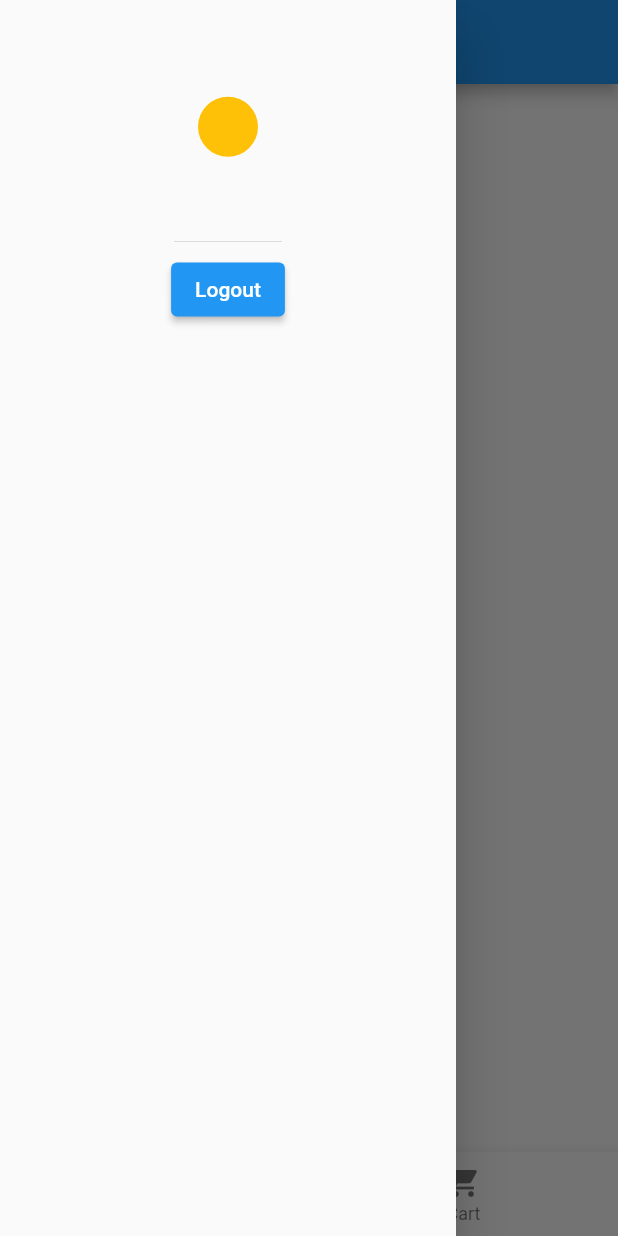
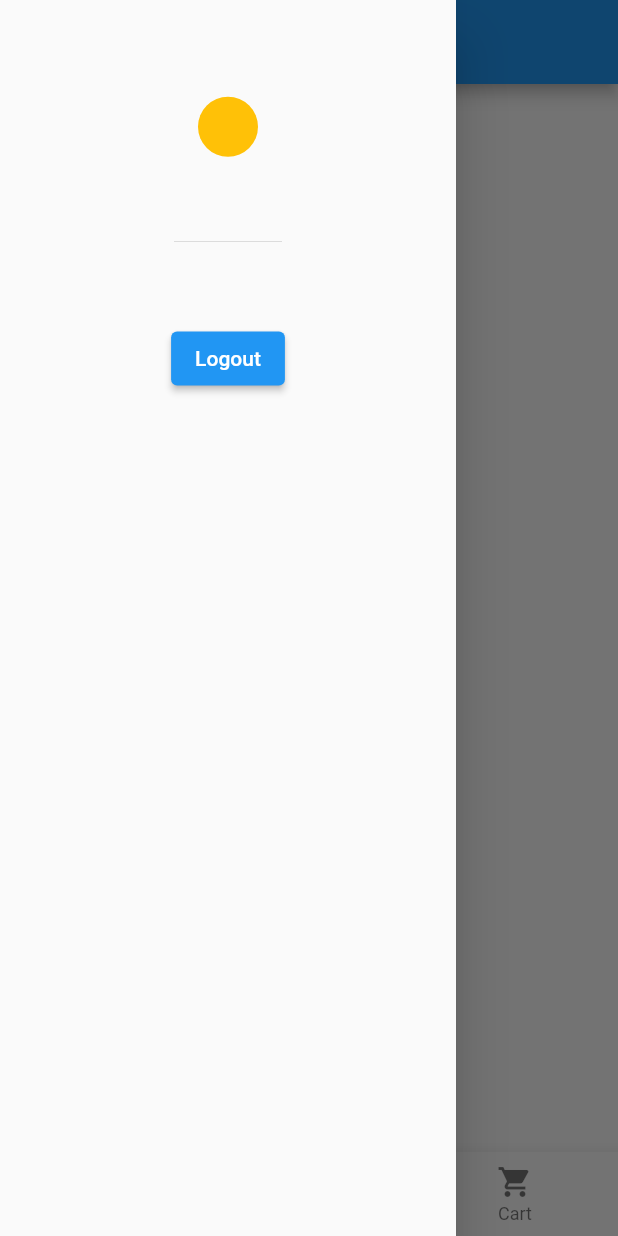
Before and after one commit to eslamfawzy203/yalla_assignment, a Flutter app: the HomeBase screen opened directly, with the side drawer open, on a phone screen of 412 x 824 dp. Run offline on Flutter 3.47's test engine with Material 2 defaults, Android fonts, the phone set to English and light mode, and no system bars; our stand-ins replace shared_preferences; missing offline and left inert: fl_country_code_picker; accounts and stored records are empty; network calls fail.

Commit message:
Adding one more screen in the bottom navigation bar.

```diff
--- a/lib/Screens/home_base.dart
+++ b/lib/Screens/home_base.dart
@@ -2,9 +2,7 @@ import 'package:flutter/material.dart';
 import 'package:yalla_assignment/Screens/screen1.dart';
 import 'package:yalla_assignment/Screens/screen2.dart';
 import 'package:yalla_assignment/Widgets/customized_drawer.dart';
-
-
-
+import 'package:yalla_assignment/Screens/grid_view.dart';
 
 class HomeBase extends StatefulWidget {
   const HomeBase({super.key});
@@ -15,16 +13,20 @@ class HomeBase extends StatefulWidget {
 
 class _HomeBaseState extends State<HomeBase> {
   int _selectedIndex = 0;
-  List screens = [const ScreenOne(), const ScreenTwo()];
+  List screens = [const ScreenOne(), const MyGridView(), const ScreenTwo()];
   @override
   Widget build(BuildContext context) {
-    return Scaffold(drawer: const CustomizedDrawer(),
+    return Scaffold(
+        drawer: const CustomizedDrawer(),
         appBar: AppBar(title: const Text('Hello From here')),
         body: screens[_selectedIndex],
         bottomNavigationBar: BottomNavigationBar(
           items: const [
             BottomNavigationBarItem(icon: Icon(Icons.home), label: 'Home'),
-        BottomNavigationBarItem(icon: Icon(Icons.shopping_cart), label: 'Cart')
+            BottomNavigationBarItem(
+                icon: Icon(Icons.restaurant_menu_rounded), label: 'Menu'),
+            BottomNavigationBarItem(
+                icon: Icon(Icons.shopping_cart), label: 'Cart')
           ],
           currentIndex: _selectedIndex,
           onTap: (value) {
--- a/lib/Widgets/customized_drawer.dart
+++ b/lib/Widgets/customized_drawer.dart
@@ -1,22 +1,53 @@
 import 'package:flutter/material.dart';
+// import 'package:yalla_assignment/Screens/login_screen.dart';
 import 'package:yalla_assignment/Screens/screen1.dart';
+// import 'package:shared_preferences/shared_preferences.dart';
+// import 'package:yalla_assignment/Screens/test.dart';
 
-class CustomizedDrawer extends StatelessWidget {
+// String? _password;
+
+class CustomizedDrawer extends StatefulWidget {
   const CustomizedDrawer({super.key});
+
+  @override
+  State<CustomizedDrawer> createState() => _CustomizedDrawerState();
+}
+
+class _CustomizedDrawerState extends State<CustomizedDrawer> {
+
+  // getPassword() async {
+  //   SharedPreferences prefs = await SharedPreferences.getInstance();
+  //   prefs.getString("userPassword");
+  //   setState(() {
+  //      _password = prefs.getString("userPassword")!;
+  //   });
+
+  //  // debugPrint(_password);
+  // }
 
   @override
   Widget build(BuildContext context) {
     return Drawer(
         child: Column(
-      children:  [
+      children: [
         const DrawerHeader(
+            decoration: BoxDecoration(),
             child: CircleAvatar(
-          backgroundColor: Colors.amber,
-        )),
-      ElevatedButton(onPressed: (){
-Navigator.of(context).pushAndRemoveUntil(MaterialPageRoute(builder: (context) => const ScreenOne()),
- (route) => false);
-      }, child: const Text('Logout'))],
+              backgroundColor: Colors.amber,
+            )),
+        const SizedBox(height: 15),
+        const Text(''),
+        const SizedBox(height: 15),
+        ElevatedButton(
+            onPressed: () {
+              Navigator.of(context).pushAndRemoveUntil(
+                  MaterialPageRoute(builder: (context) => const ScreenOne()),
+                  (route) => false);
+            //  getPassword();
+
+            },
+            child: const Text('Logout'))
+      ],
     ));
   }
 }
--- a/lib/main.dart
+++ b/lib/main.dart
@@ -1,5 +1,6 @@
 import 'package:flutter/material.dart';
 import 'package:yalla_assignment/app.dart';
+
 void main() {
   runApp(const MyApp());
 }
```
Also changed, not shown: lib/Screens/grid_view.dart (added, +22 -0 lines), lib/Screens/login_screen.dart (+22 -17 lines), lib/Screens/spalsh_screen.dart (added, +29 -0 lines), lib/Screens/test.dart (added, +22 -0 lines), lib/Widgets/customized_container.dart (added, +61 -0 lines), lib/app.dart (+10 -2 lines), lib/local/save_data.dart (added, +13 -0 lines). Lines whose indentation alone changed are shown as unchanged.
